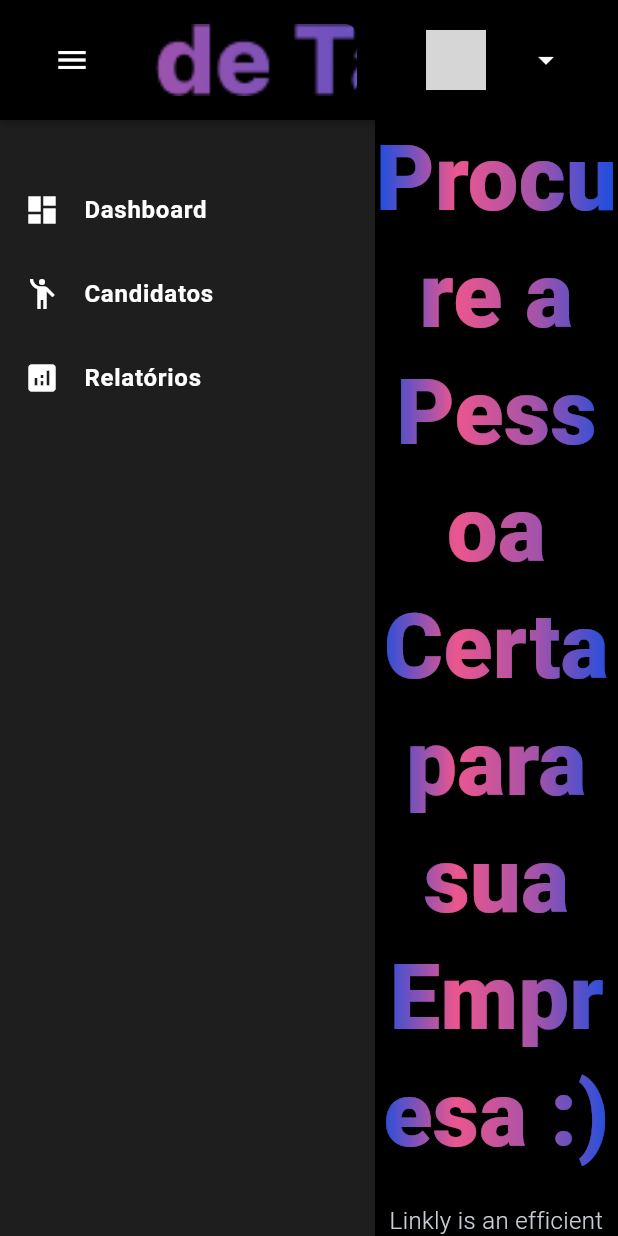
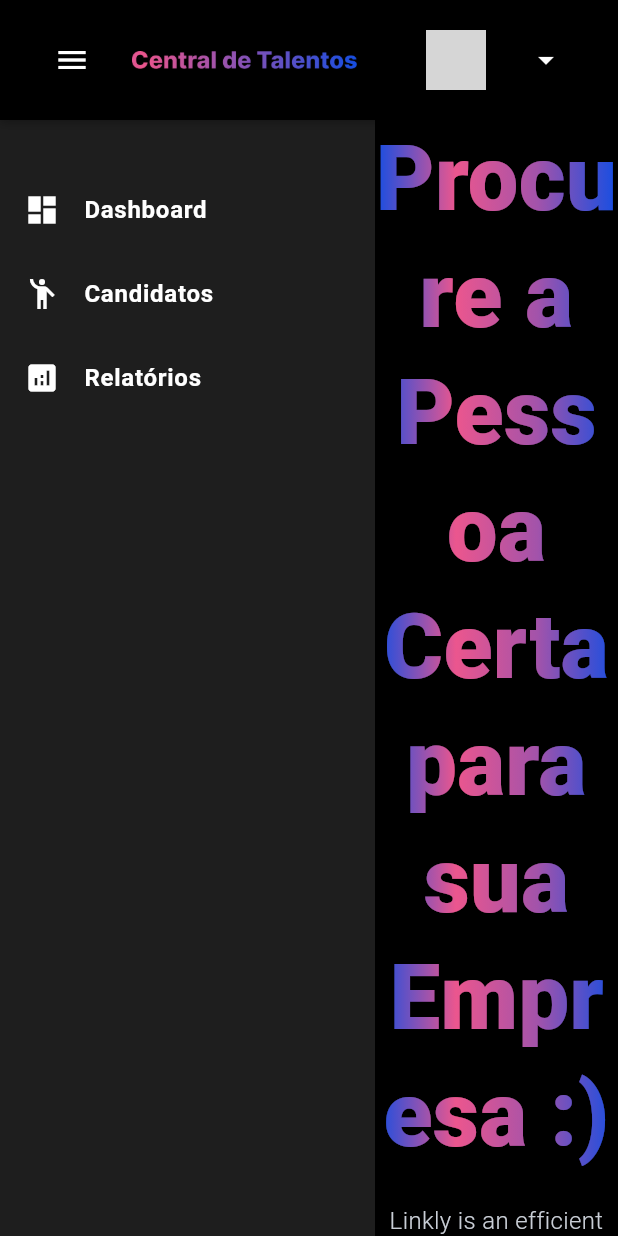
Before and after one commit to Miguel-Silva-Alves/frontend-central-talentos, a Flutter app: the AIHomeScreen screen opened by its route, on a phone screen of 412 x 824 dp. Run offline on Flutter 3.47's test engine with Material 3 defaults, Android fonts, the light colour scheme and no system bars; our stand-ins replace file_picker, fl_chart; accounts and stored records are empty; grey boxes are pictures that could not be loaded.

Commit message:
:bug: fix: solve problem of logo on topbar

```diff
--- a/lib/views/components/topbar/topbar_component.dart
+++ b/lib/views/components/topbar/topbar_component.dart
@@ -89,7 +89,7 @@ class _TopBarWidgetState extends State<TopBarWidget> {
                             'assets/images/logo-empresa.png',
                             height: 48,
                             width: 150,
-                            fit: BoxFit.cover,
+                            // fit: BoxFit.cover,
                           ),
               ),
               const SizedBox(width: 16),
```
